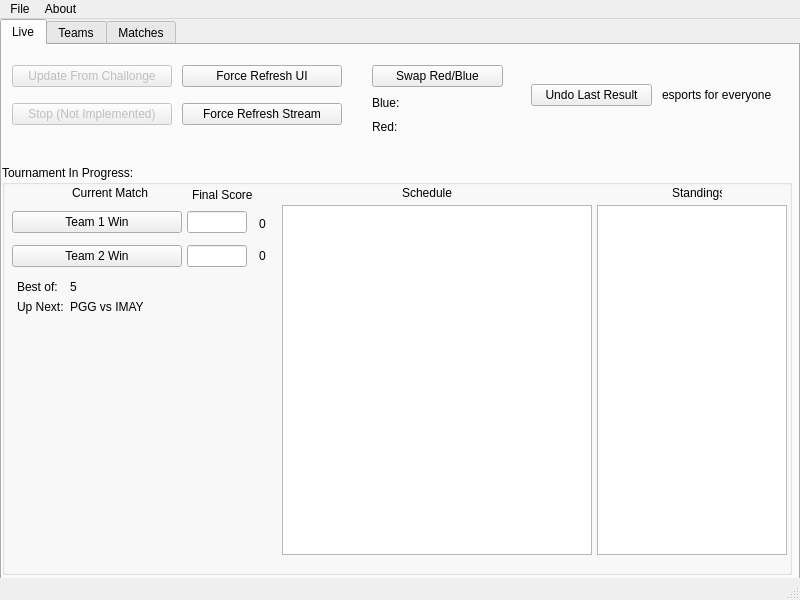
Above: static/form.ui from chhopsky/updatethestream before the change. Below: the same form after it.
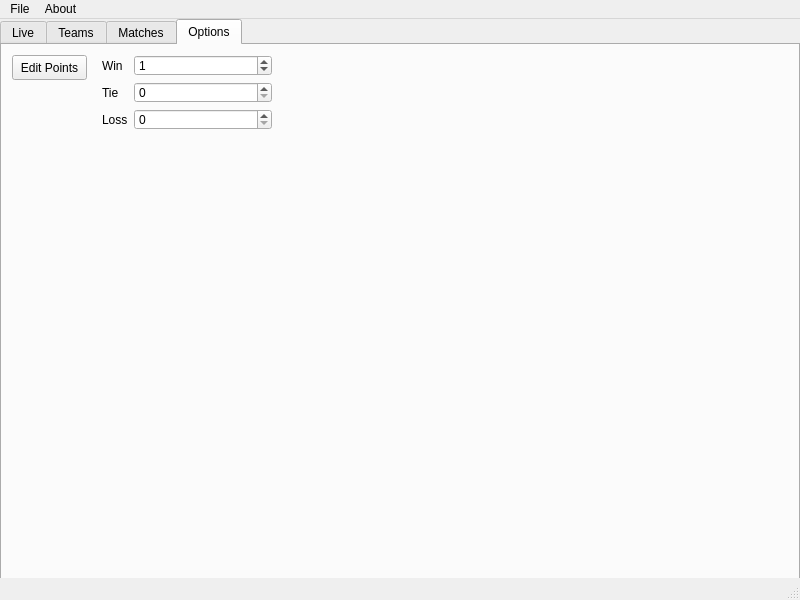
That is the form after the change. The open tabs and pages were chosen to show the change. Icons and pictures are not drawn.

Commit message: Added support for setting points on win, tie, and loss

The edit to the form file:
```diff
--- a/static/form.ui
+++ b/static/form.ui
@@ -899,6 +899,78 @@
       </layout>
      </widget>
     </widget>
+    <widget class="QWidget" name="options_tab">
+     <attribute name="title">
+      <string>Options</string>
+     </attribute>
+     <widget class="QPushButton" name="edit_points_button">
+      <property name="geometry">
+       <rect>
+        <x>10</x>
+        <y>10</y>
+        <width>75</width>
+        <height>25</height>
+       </rect>
+      </property>
+      <property name="text">
+       <string>Edit Points</string>
+      </property>
+     </widget>
+     <widget class="QWidget" name="formLayoutWidget_5">
+      <property name="geometry">
+       <rect>
+        <x>100</x>
+        <y>10</y>
+        <width>170</width>
+        <height>75</height>
+       </rect>
+      </property>
+      <layout class="QFormLayout" name="edit_points_form_layout">
+       <item row="0" column="0">
+        <widget class="QLabel" name="edit_points_on_win_label">
+         <property name="text">
+          <string>Win</string>
+         </property>
+        </widget>
+       </item>
+       <item row="1" column="0">
+        <widget class="QLabel" name="edit_points_tie_label">
+         <property name="text">
+          <string>Tie</string>
+         </property>
+        </widget>
+       </item>
+       <item row="2" column="0">
+        <widget class="QLabel" name="edit_points_loss_label">
+         <property name="text">
+          <string>Loss</string>
+         </property>
+        </widget>
+       </item>
+       <item row="0" column="1">
+        <widget class="QSpinBox" name="points_on_win_spinbox">
+         <property name="value">
+          <string>1</string>
+         </property>
+        </widget>
+       </item>
+       <item row="1" column="1">
+        <widget class="QSpinBox" name="points_on_tie_spinbox">
+         <property name="value">
+          <string>0</string>
+         </property>
+        </widget>
+       </item>
+       <item row="2" column="1">
+        <widget class="QSpinBox" name="points_on_loss_spinbox">
+         <property name="value">
+          <string>0</string>
+         </property>
+        </widget>
+       </item>
+      </layout>
+     </widget>
+    </widget>
    </widget>
   </widget>
   <widget class="QMenuBar" name="menubar">
```
The commit also changes 2 other files.
